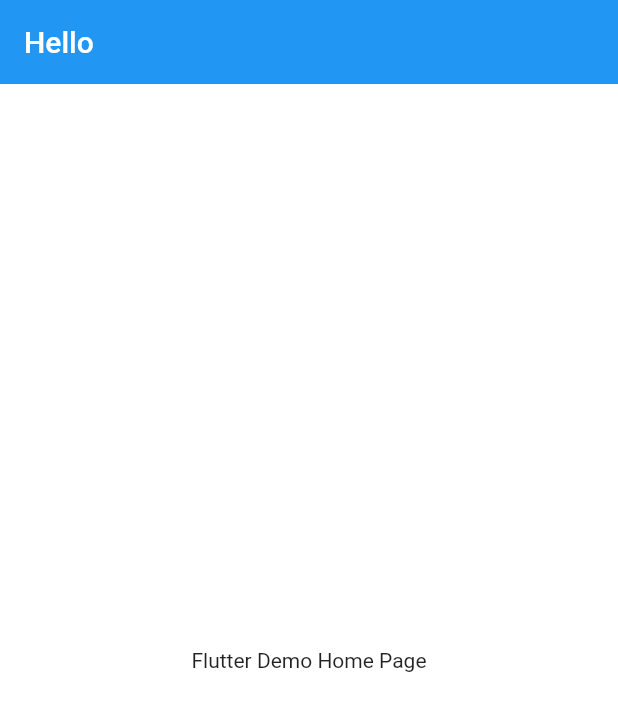
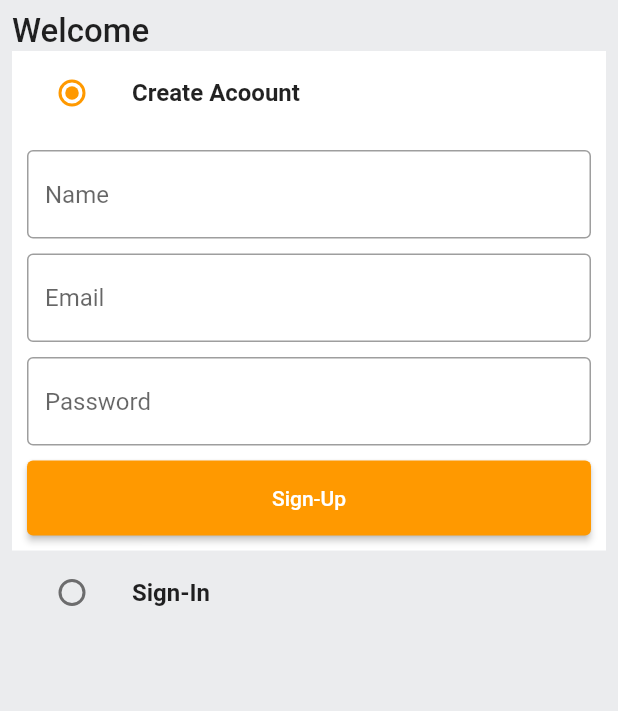
Before and after one commit to Chandrakant0110/AmazonClone, a Flutter app: the screen it shows after launch, on a phone screen of 412 x 824 dp. Shown: the top 711 px of the screen. Run offline on Flutter 3.47's test engine with Material 2 defaults, Android fonts, the phone set to English and light mode, and no system bars; our stand-ins replace flutter_svg.

Commit message:
node starting

```diff
--- /dev/null
+++ b/lib/common/widgets/custom_button.dart
@@ -0,0 +1,18 @@
+import 'package:flutter/material.dart';
+
+class CustomButton extends StatelessWidget {
+  final String text;
+  final VoidCallback onTap;
+  const CustomButton({Key? key, required this.text, required this.onTap}) : super(key: key);
+
+  @override
+  Widget build(BuildContext context) {
+    return ElevatedButton(
+      onPressed: onTap,
+      style: ElevatedButton.styleFrom(
+        minimumSize: const Size(double.infinity, 50),
+      ),
+      child: Text(text,),
+    );
+  }
+}
--- /dev/null
+++ b/lib/common/widgets/custom_text_field.dart
@@ -0,0 +1,32 @@
+import 'package:flutter/material.dart';
+
+class CustomTextField extends StatelessWidget {
+  final TextEditingController controller;
+  final String hintText;
+
+  const CustomTextField({Key? key,required this.controller, required this.hintText}) : super(key: key);
+
+  @override
+  Widget build(BuildContext context) {
+    return TextFormField(
+      controller: controller,
+
+      decoration: InputDecoration(
+        hintText: hintText,
+        border: const OutlineInputBorder(
+          borderSide: BorderSide(
+            color: Colors.black38
+          ),
+        ),
+        enabledBorder: const OutlineInputBorder(
+          borderSide: BorderSide(
+            color: Colors.black38
+          ),
+        ),
+
+      ),
+
+      // validator: (val),
+    );
+  }
+}
--- /dev/null
+++ b/lib/features/auth/screens/auth_screen.dart
@@ -0,0 +1,138 @@
+import 'package:amazon_clone/common/widgets/custom_button.dart';
+import 'package:amazon_clone/common/widgets/custom_text_field.dart';
+import 'package:amazon_clone/constants/global_vaiables.dart';
+import 'package:flutter/material.dart';
+
+enum Auth {
+  signin,
+  signup,
+}
+
+
+class AuthScreen extends StatefulWidget {
+  static const String routeName = '/auth-screen';
+
+  const AuthScreen({Key? key}) : super(key: key);
+
+  @override
+  State<AuthScreen> createState() => _AuthScreenState();
+}
+
+class _AuthScreenState extends State<AuthScreen> {
+  Auth _auth = Auth.signup;
+  final _signUpFormKey = GlobalKey<FormState>();
+  final _signInFormKey = GlobalKey<FormState>();
+
+  final TextEditingController _emailController = TextEditingController();
+  final TextEditingController _passwordController = TextEditingController();
+  final TextEditingController _nameController = TextEditingController();
+
+
+  @override
+  void dispose(){
+    super.dispose();
+    _emailController.dispose();
+    _passwordController.dispose();
+    _nameController.dispose();
+  }
+
+  Widget build(BuildContext context) {
+    return Scaffold(
+      backgroundColor: GlobalVariables.greyBackgroundCOlor,
+      body: SafeArea(
+        child: SingleChildScrollView(
+          child: Padding(
+            padding: const EdgeInsets.all(8.0),
+            child: Column(
+              crossAxisAlignment: CrossAxisAlignment.start,
+              children: [
+                const Text(
+                  'Welcome',
+                  style: TextStyle(fontSize: 22, fontWeight: FontWeight.w500),
+                ),
+                ListTile(
+                  tileColor: _auth == Auth.signup? GlobalVariables.backgroundColor : GlobalVariables.greyBackgroundCOlor,
+                  title: const Text(
+                    'Create Acoount',
+                    style: TextStyle(
+                      fontWeight: FontWeight.bold,
+                    ),
+                  ),
+                  leading: Radio(
+                    value: Auth.signup,
+                    // groupValue: groupValue,
+                    activeColor: GlobalVariables.secondaryColor,
+                    groupValue: _auth,
+                    onChanged: (Auth? val) {
+                      setState(() {
+                        _auth = val!;
+                      });
+                    },
+                  ),
+                ),
+
+                if(_auth == Auth.signup)
+                  Container(
+                    padding: const EdgeInsets.all(10),
+                    color: GlobalVariables.backgroundColor,
+                    child: Form(
+                      key: _signUpFormKey,
+                      child: Column(
+                        children: [
+                          CustomTextField(controller: _nameController,hintText: 'Name',),
+                          const SizedBox(height: 10,),
+                          CustomTextField(controller: _emailController,hintText: 'Email',),
+                          const SizedBox(height: 10,),
+                          CustomTextField(controller: _passwordController,hintText: 'Password',),
+                          const SizedBox(height: 10,),
+                          CustomButton(text: 'Sign-Up', onTap: (){})
+                        ],
+                      ),
+                    ),
+                  ),
+
+                ListTile(
+                  title: const Text(
+                    'Sign-In',
+                    style: TextStyle(
+                      fontWeight: FontWeight.bold,
+                    ),
+                  ),
+                  leading: Radio(
+                    value: Auth.signin,
+                    // groupValue: groupValue,
+                    activeColor: GlobalVariables.secondaryColor,
+                    groupValue: _auth,
+                    onChanged: (Auth? val) {
+                      setState(() {
+                        _auth = val!;
+                      });
+                    },
+                  ),
+                ),
+                if(_auth == Auth.signin)
+                  Container(
+                    padding: const EdgeInsets.all(10),
+                    color: GlobalVariables.backgroundColor,
+                    child: Form(
+                      key: _signInFormKey,
+                      child: Column(
+                        children: [
+                          CustomTextField(controller: _emailController,hintText: 'Email',),
+                          const SizedBox(height: 10,),
+                          CustomTextField(controller: _passwordController,hintText: 'Password',),
+                          const SizedBox(height: 10,),
+                          CustomButton(text: 'Log In', onTap: (){})
+                        ],
+                      ),
+                    ),
+                  ),
+
+              ],
+            ),
+          ),
+        ),
+      ),
+    );
+  }
+}
--- a/lib/main.dart
+++ b/lib/main.dart
@@ -1,4 +1,7 @@
 import 'package:amazon_clone/constants/global_vaiables.dart';
+import 'package:amazon_clone/expt/figma/loggedout_screen.dart';
+import 'package:amazon_clone/features/auth/screens/auth_screen.dart';
+import 'package:amazon_clone/router.dart';
 import 'package:flutter/material.dart';
 
 void main() {
@@ -16,17 +19,16 @@ class MyApp extends StatelessWidget {
       debugShowCheckedModeBanner: false,
       theme: ThemeData(
         scaffoldBackgroundColor: GlobalVariables.backgroundColor,
+        colorScheme: const ColorScheme.light(
+          primary: GlobalVariables.secondaryColor,
+        ),
         appBarTheme: const AppBarTheme(
           elevation: 0,
-          iconTheme: IconThemeData(color: Colors.black)
+          iconTheme: IconThemeData(color: Colors.black),
         ),
       ),
-      home: Scaffold(
-        appBar: AppBar(
-          title: const Text('Hello'),
-        ),
-        body: const Center(child: Text('Flutter Demo Home Page')),
-      ),
+      onGenerateRoute: (settings) => generateRoute(settings),
+      home: const AuthScreen(),
     );
   }
 }
```
Also changed, not shown: lib/expt/figma/loggedout_screen.dart (added, +270 -0 lines), lib/router.dart (added, +20 -0 lines), pubspec.yaml (+7 -14 lines), assets/images/Rectangle.png (added), assets/images/cap.svg (added), pubspec.lock, 4 other files.
